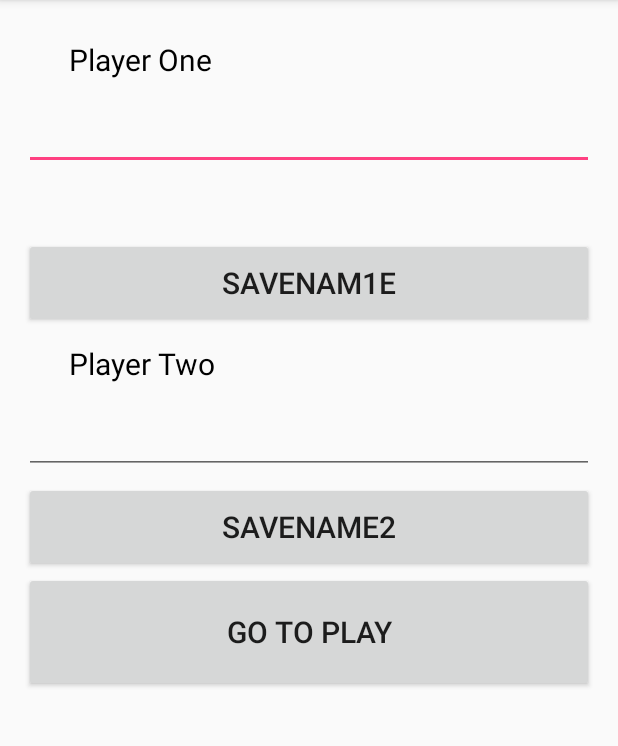
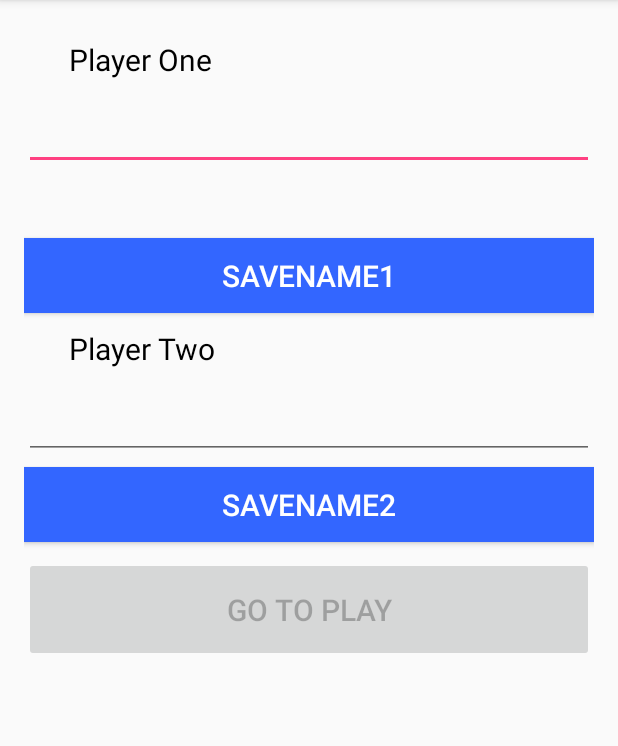
Before and after one commit to mueller04/DroidEverCraft, an Android app: the screen it shows after launch (MainActivity), after a tap on "SAVENAME2", on a phone screen of 412 x 824 dp, the part 84-830 px from its top. Run offline under Robolectric (Android 15) with nearby library versions, the phone set to English and light mode, and no system bars.

Commit message:
fixed MainActivity inpput restrictions

```diff
--- a/app/src/main/java/com/example/mike/droidevercraft/MainActivity.java
+++ b/app/src/main/java/com/example/mike/droidevercraft/MainActivity.java
@@ -1,11 +1,15 @@
 package com.example.mike.droidevercraft;
 
 import android.content.Intent;
+import android.graphics.PorterDuff;
 import android.support.v7.app.AppCompatActivity;
 import android.os.Bundle;
 import android.text.Editable;
+import android.text.TextUtils;
+import android.text.TextWatcher;
 import android.util.Log;
 import android.view.View;
+import android.widget.Button;
 import android.widget.EditText;
 
 import com.google.gson.Gson;
@@ -15,42 +19,69 @@ public class MainActivity extends AppCompatActivity {
 
     public final static String packageName = "com.example.mike.droidevercraft.";
 
-    Play play;
-    EverCraftCharacter everChar2;
-    Gson gs;
-    EverCraftCharacter everChar1;
-    public String inputStr;
-    public EditText textInput;
+    private Gson gs;
+    private EverCraftCharacter everChar2;
+    private EverCraftCharacter everChar1;
+    private EditText textInputOne;
+    private EditText textInputTwo;
+    private Button button;
+
+    //TextWatcher
+    private TextWatcher textWatcher = new TextWatcher() {
+        @Override
+        public void beforeTextChanged(CharSequence charSequence, int i, int i2, int i3) {
+        }
+
+        @Override
+        public void onTextChanged(CharSequence charSequence, int i, int i2, int i3) {
+            checkFieldsForEmptyValues();
+        }
+
+        @Override
+        public void afterTextChanged(Editable editable) {
+        }
+    };
+
 
     @Override
     protected void onCreate(Bundle savedInstanceState) {
         super.onCreate(savedInstanceState);
         setContentView(R.layout.activity_main);
-        play = new Play();
         gs = new Gson();
+        button = (Button) findViewById(R.id.goToPlayButton);
+        button.setEnabled(false);
+        textInputOne = (EditText) findViewById(R.id.character1_name_input);
+        textInputTwo = (EditText) findViewById(R.id.character2_name_input);
+        textInputOne.addTextChangedListener(textWatcher);
+        textInputTwo.addTextChangedListener(textWatcher);
+        everChar1 = new EverCraftCharacter("Character One", EverEnum.Alignment.Neutral);
+        everChar2 = new EverCraftCharacter("Character Two", EverEnum.Alignment.Neutral);
+    }
+
+    public void checkFieldsForEmptyValues(){
+        boolean String1IsEmpty = textInputOne.getText().toString().equalsIgnoreCase("");
+        boolean String2IsEmpty = textInputTwo.getText().toString().equalsIgnoreCase("");
+
+        if (String1IsEmpty || String2IsEmpty) {
+            button.setEnabled(false);
+        } else {
+            button.setEnabled(true);
+        }
     }
 
     public void saveCharacter1(View view){
-        textInput = (EditText) findViewById(R.id.character1_name_input);
-        everChar1 = saveCharacter(textInput);
+        //everChar1 = saveCharacter(textInputOne);
     }
 
     public void saveCharacter2(View view){
-        textInput = (EditText) findViewById(R.id.character2_name_input);
-        everChar2 = saveCharacter(textInput);
+        //everChar2 = saveCharacter(textInputTwo);
     }
 
-    public EverCraftCharacter saveCharacter(EditText editText){
-        inputStr = editText.getText().toString();
-        return new EverCraftCharacter(inputStr, EverEnum.Alignment.Good);
-    }
+
 
     public void goToPlay(View view) {
-
-        EverCraftCharacter everChar2;
-
-        everChar2 = new EverCraftCharacter(inputStr, EverEnum.Alignment.Good);
-
+        everChar1.setName(textInputOne.getText().toString());
+        everChar2.setName(textInputTwo.getText().toString());
         Intent intent = new Intent(this, PlayGame.class);
         String character1Serialized = gs.toJson(everChar1);
         String character2Serialized = gs.toJson(everChar2);
--- a/app/src/main/res/layout/activity_main.xml
+++ b/app/src/main/res/layout/activity_main.xml
@@ -28,16 +28,19 @@
         android:layout_width="match_parent"
         android:layout_height="50dp"
         android:layout_marginBottom="40dp"
-        android:inputType="textMultiLine" />
+        android:maxLength="20"
+        android:inputType="text" />
 
     <Button
         android:layout_width="match_parent"
         android:layout_marginTop="5dp"
-        android:layout_height="60dp"
+        android:layout_height="50dp"
         android:minHeight="0dp"
         android:minWidth="0dp"
-        android:text="SaveNam1e"
+        android:text="SaveName1"
         android:textSize="20dp"
+        android:textColor="@color/white"
+        android:background="@color/blue"
         android:onClick="saveCharacter1"/>
 
     <TextView
@@ -56,22 +59,27 @@
         android:layout_marginTop="10dp"
         android:layout_width="match_parent"
         android:layout_height="50dp"
-        android:inputType="textMultiLine" />
+        android:maxLength="20"
+        android:inputType="text" />
 
     <Button
         android:layout_width="match_parent"
         android:layout_marginTop="5dp"
-        android:layout_height="60dp"
+        android:layout_height="50dp"
         android:minHeight="0dp"
         android:minWidth="0dp"
         android:text="SaveName2"
         android:textSize="20dp"
+        android:background="@color/blue"
+        android:textColor="@color/white"
         android:onClick="saveCharacter2"/>
 
     <Button
+        android:id="@+id/goToPlayButton"
         android:layout_width="match_parent"
-        android:layout_height="80dp"
-        android:layout_marginBottom="30dp"
+        android:layout_height="70dp"
+        android:layout_marginTop="10dp"
+        android:layout_marginBottom="1dp"
         android:minHeight="0dp"
         android:minWidth="0dp"
         android:text="Go To Play"
--- a/app/src/main/res/layout/activity_play_game.xml
+++ b/app/src/main/res/layout/activity_play_game.xml
@@ -51,6 +51,7 @@
         <Button
             android:layout_width="100dp"
             android:layout_height="100dp"
+            android:layout_marginLeft="30dp"
             android:minHeight="0dp"
             android:minWidth="0dp"
             android:text="Roll"
@@ -60,7 +61,7 @@
         <TextView
             android:id="@+id/rollnumber_view"
             android:layout_marginRight="30dp"
-            android:layout_width="wrap_content"
+            android:layout_width="100dp"
             android:layout_height="wrap_content"
             android:textColor="#000000"
             android:textSize="80dp"
--- a/app/src/main/res/values/colors.xml
+++ b/app/src/main/res/values/colors.xml
@@ -3,4 +3,7 @@
     <color name="colorPrimary">#3F51B5</color>
     <color name="colorPrimaryDark">#303F9F</color>
     <color name="colorAccent">#FF4081</color>
+    <color name="blue">#3366ff</color>
+    <color name="lightblue">#ccd9ff</color>
+    <color name="white">#ffffff</color>
 </resources>
```
Also changed, not shown: app/src/main/java/com/example/mike/droidevercraft/PlayGame.java (+9 -4 lines).
